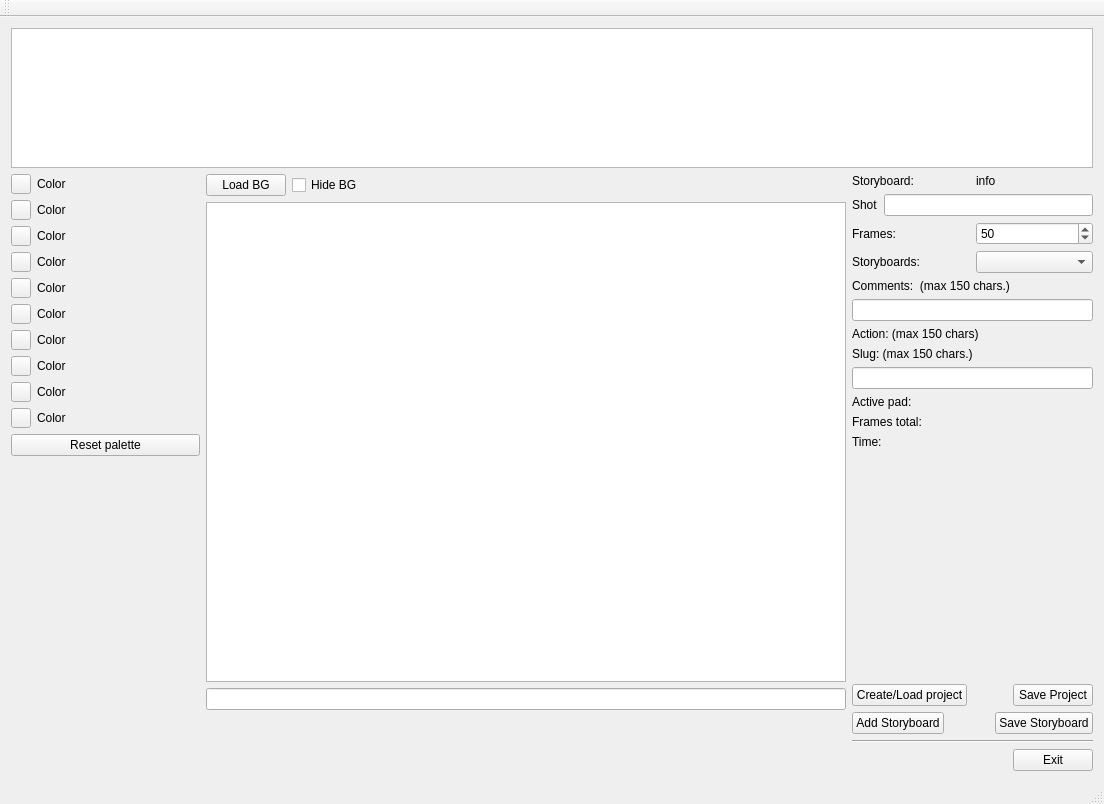
Above: mainwindow.ui from davidlamhauge/dastoryboard before the change. Below: the same form after it.
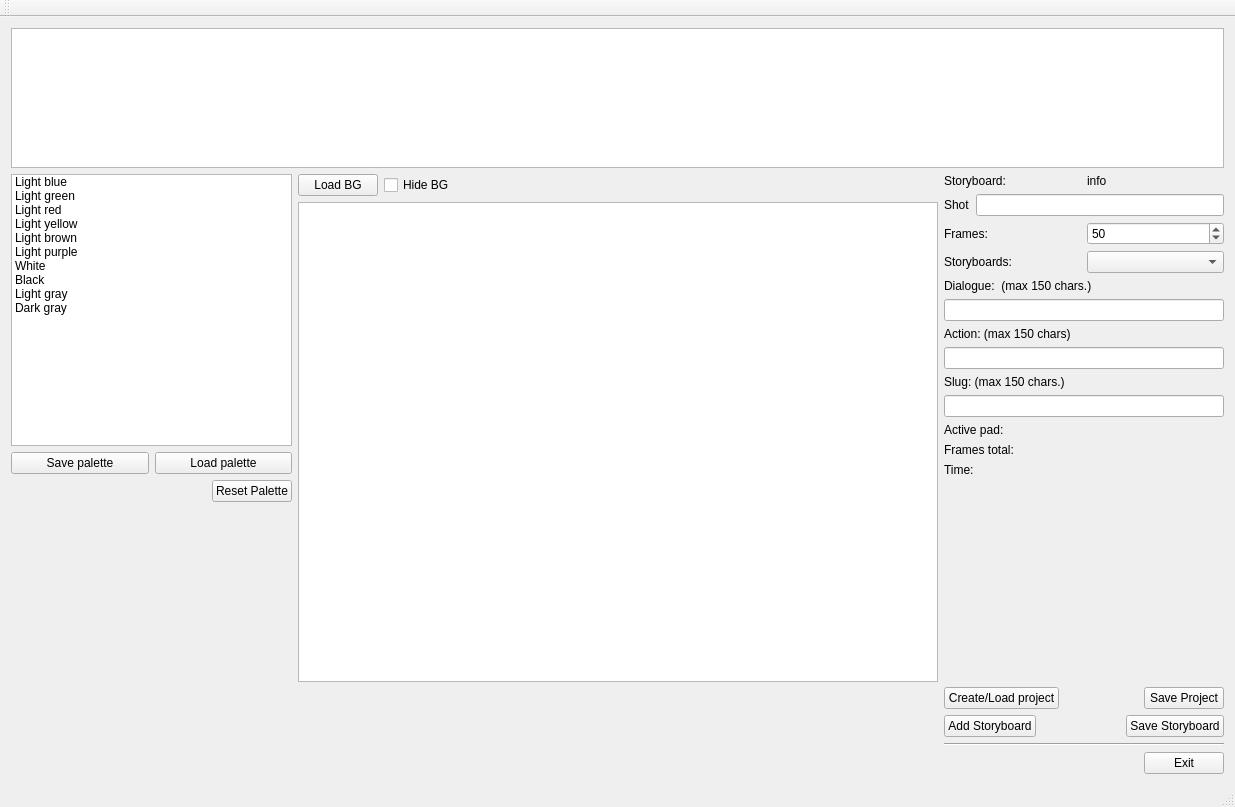
That is the form after the change. Icons and pictures are not drawn.

Commit message: Redesigned palette to listWidget

Patch:
```diff
--- a/mainwindow.ui
+++ b/mainwindow.ui
@@ -6,8 +6,8 @@
    <rect>
     <x>0</x>
     <y>0</y>
-    <width>1104</width>
-    <height>804</height>
+    <width>1235</width>
+    <height>807</height>
    </rect>
   </property>
   <property name="sizePolicy">
@@ -24,9 +24,9 @@
     <normaloff>icon.png</normaloff>icon.png</iconset>
   </property>
   <widget class="QWidget" name="centralWidget">
-   <layout class="QVBoxLayout" name="verticalLayout_9">
+   <layout class="QVBoxLayout" name="verticalLayout_8">
     <item>
-     <layout class="QVBoxLayout" name="verticalLayout_8">
+     <layout class="QVBoxLayout" name="verticalLayout_7">
       <item>
        <widget class="QGraphicsView" name="gvStoryboard">
         <property name="sizePolicy">
@@ -50,375 +50,139 @@
        </widget>
       </item>
       <item>
-       <layout class="QHBoxLayout" name="horizontalLayout_19">
+       <layout class="QHBoxLayout" name="horizontalLayout_10">
         <item>
-         <layout class="QVBoxLayout" name="verticalLayout_7">
+         <layout class="QVBoxLayout" name="verticalLayout_5">
           <item>
-           <layout class="QVBoxLayout" name="verticalLayout_5">
+           <widget class="QListWidget" name="lwPalette">
+            <property name="verticalScrollBarPolicy">
+             <enum>Qt::ScrollBarAlwaysOff</enum>
+            </property>
+            <property name="horizontalScrollBarPolicy">
+             <enum>Qt::ScrollBarAlwaysOff</enum>
+            </property>
+            <property name="sizeAdjustPolicy">
+             <enum>QAbstractScrollArea::AdjustToContents</enum>
+            </property>
             <item>
-             <layout class="QHBoxLayout" name="horizontalLayout_18">
-              <item>
-               <widget class="QPushButton" name="btn0">
-                <property name="minimumSize">
-                 <size>
-                  <width>20</width>
-                  <height>20</height>
-                 </size>
-                </property>
-                <property name="maximumSize">
-                 <size>
-                  <width>20</width>
-                  <height>20</height>
-                 </size>
-                </property>
-                <property name="text">
-                 <string notr="true"/>
-                </property>
-               </widget>
-              </item>
-              <item>
-               <widget class="QLabel" name="lab0">
-                <property name="sizePolicy">
-                 <sizepolicy hsizetype="Expanding" vsizetype="Preferred">
-                  <horstretch>0</horstretch>
-                  <verstretch>0</verstretch>
-                 </sizepolicy>
-                </property>
-                <property name="text">
-                 <string notr="true">Color</string>
-                </property>
-               </widget>
-              </item>
-             </layout>
+             <property name="text">
+              <string>Light blue</string>
+             </property>
+             <property name="flags">
+              <set>ItemIsSelectable|ItemIsEnabled</set>
+             </property>
             </item>
             <item>
-             <layout class="QHBoxLayout" name="horizontalLayout_8">
-              <item>
-               <widget class="QPushButton" name="btn1">
-                <property name="minimumSize">
-                 <size>
-                  <width>20</width>
-                  <height>20</height>
-                 </size>
-                </property>
-                <property name="maximumSize">
-                 <size>
-                  <width>20</width>
-                  <height>20</height>
-                 </size>
-                </property>
-                <property name="text">
-                 <string notr="true"/>
-                </property>
-               </widget>
-              </item>
-              <item>
-               <widget class="QLabel" name="lab1">
-                <property name="sizePolicy">
-                 <sizepolicy hsizetype="Expanding" vsizetype="Preferred">
-                  <horstretch>0</horstretch>
-                  <verstretch>0</verstretch>
-                 </sizepolicy>
-                </property>
-                <property name="text">
-                 <string notr="true">Color</string>
-                </property>
-               </widget>
-              </item>
-             </layout>
+             <property name="text">
+              <string>Light green</string>
+             </property>
+             <property name="flags">
+              <set>ItemIsSelectable|ItemIsEnabled</set>
+             </property>
             </item>
             <item>
-             <layout class="QHBoxLayout" name="horizontalLayout_9">
-              <item>
-               <widget class="QPushButton" name="btn2">
-                <property name="minimumSize">
-                 <size>
-                  <width>20</width>
-                  <height>20</height>
-                 </size>
-                </property>
-                <property name="maximumSize">
-                 <size>
-                  <width>20</width>
-                  <height>20</height>
-                 </size>
-                </property>
-                <property name="text">
-                 <string notr="true"/>
-                </property>
-               </widget>
-              </item>
-              <item>
-               <widget class="QLabel" name="lab2">
-                <property name="sizePolicy">
-                 <sizepolicy hsizetype="Expanding" vsizetype="Preferred">
-                  <horstretch>0</horstretch>
-                  <verstretch>0</verstretch>
-                 </sizepolicy>
-                </property>
-                <property name="text">
-                 <string notr="true">Color</string>
-                </property>
-               </widget>
-              </item>
-             </layout>
+             <property name="text">
+              <string>Light red</string>
+             </property>
+             <property name="flags">
+              <set>ItemIsSelectable|ItemIsEnabled</set>
+             </property>
             </item>
             <item>
-             <layout class="QHBoxLayout" name="horizontalLayout_10">
-              <item>
-               <widget class="QPushButton" name="btn3">
-                <property name="minimumSize">
-                 <size>
-                  <width>20</width>
-                  <height>20</height>
-                 </size>
-                </property>
-                <property name="maximumSize">
-                 <size>
-                  <width>20</width>
-                  <height>20</height>
-                 </size>
-                </property>
-                <property name="text">
-                 <string notr="true"/>
-                </property>
-               </widget>
-              </item>
-              <item>
-               <widget class="QLabel" name="lab3">
-                <property name="sizePolicy">
-                 <sizepolicy hsizetype="Expanding" vsizetype="Preferred">
-                  <horstretch>0</horstretch>
-                  <verstretch>0</verstretch>
-                 </sizepolicy>
-                </property>
-                <property name="text">
-                 <string notr="true">Color</string>
-                </property>
-               </widget>
-              </item>
-             </layout>
+             <property name="text">
+              <string>Light yellow</string>
+             </property>
+             <property name="flags">
+              <set>ItemIsSelectable|ItemIsEnabled</set>
+             </property>
             </item>
             <item>
-             <layout class="QHBoxLayout" name="horizontalLayout_11">
-              <item>
-               <widget class="QPushButton" name="btn4">
-                <property name="minimumSize">
-                 <size>
-                  <width>20</width>
-                  <height>20</height>
-                 </size>
-                </property>
-                <property name="maximumSize">
-                 <size>
-                  <width>20</width>
-                  <height>20</height>
-                 </size>
-                </property>
-                <property name="text">
-                 <string notr="true"/>
-                </property>
-               </widget>
-              </item>
-              <item>
-               <widget class="QLabel" name="lab4">
-                <property name="sizePolicy">
-                 <sizepolicy hsizetype="Expanding" vsizetype="Preferred">
-                  <horstretch>0</horstretch>
-                  <verstretch>0</verstretch>
-                 </sizepolicy>
-                </property>
-                <property name="text">
-                 <string notr="true">Color</string>
-                </property>
-               </widget>
-              </item>
-             </layout>
+             <property name="text">
+              <string>Light brown</string>
+             </property>
+             <property name="flags">
+              <set>ItemIsSelectable|ItemIsEnabled</set>
+             </property>
             </item>
             <item>
-             <layout class="QHBoxLayout" name="horizontalLayout_12">
-              <item>
-               <widget class="QPushButton" name="btn5">
-                <property name="minimumSize">
-                 <size>
-                  <width>20</width>
-                  <height>20</height>
-                 </size>
-                </property>
-                <property name="maximumSize">
-                 <size>
-                  <width>20</width>
-                  <height>20</height>
-                 </size>
-                </property>
-                <property name="text">
-                 <string notr="true"/>
-                </property>
-               </widget>
-              </item>
-              <item>
-               <widget class="QLabel" name="lab5">
-                <property name="sizePolicy">
-                 <sizepolicy hsizetype="Expanding" vsizetype="Preferred">
-                  <horstretch>0</horstretch>
-                  <verstretch>0</verstretch>
-                 </sizepolicy>
-                </property>
-                <property name="text">
-                 <string notr="true">Color</string>
-                </property>
-               </widget>
-              </item>
-             </layout>
+             <property name="text">
+              <string>Light purple</string>
+             </property>
+             <property name="flags">
+              <set>ItemIsSelectable|ItemIsEnabled</set>
+             </property>
             </item>
             <item>
-             <layout class="QHBoxLayout" name="horizontalLayout_13">
-              <item>
-               <widget class="QPushButton" name="btn6">
-                <property name="minimumSize">
-                 <size>
-                  <width>20</width>
-                  <height>20</height>
-                 </size>
-                </property>
-                <property name="maximumSize">
-                 <size>
-                  <width>20</width>
-                  <height>20</height>
-                 </size>
-                </property>
-                <property name="text">
-                 <string notr="true"/>
-                </property>
-               </widget>
-              </item>
-              <item>
-               <widget class="QLabel" name="lab6">
-                <property name="sizePolicy">
-                 <sizepolicy hsizetype="Expanding" vsizetype="Preferred">
-                  <horstretch>0</horstretch>
-                  <verstretch>0</verstretch>
-                 </sizepolicy>
-                </property>
-                <property name="text">
-                 <string notr="true">Color</string>
-                </property>
-               </widget>
-              </item>
-             </layout>
+             <property name="text">
+              <string>White</string>
+             </property>
+             <property name="flags">
+              <set>ItemIsSelectable|ItemIsEnabled</set>
+             </property>
             </item>
             <item>
-             <layout class="QHBoxLayout" name="horizontalLayout_14">
-              <item>
-               <widget class="QPushButton" name="btn7">
-                <property name="minimumSize">
-                 <size>
-                  <width>20</width>
-                  <height>20</height>
-                 </size>
-                </property>
-                <property name="maximumSize">
-                 <size>
-                  <width>20</width>
-                  <height>20</height>
-                 </size>
-                </property>
-                <property name="text">
-                 <string notr="true"/>
-                </property>
-               </widget>
-              </item>
-              <item>
-               <widget class="QLabel" name="lab7">
-                <property name="sizePolicy">
-                 <sizepolicy hsizetype="Expanding" vsizetype="Preferred">
-                  <horstretch>0</horstretch>
-                  <verstretch>0</verstretch>
-                 </sizepolicy>
-                </property>
-                <property name="text">
-                 <string notr="true">Color</string>
-                </property>
-               </widget>
-              </item>
-             </layout>
+             <property name="text">
+              <string>Black</string>
+             </property>
+             <property name="flags">
+              <set>ItemIsSelectable|ItemIsEnabled</set>
+             </property>
             </item>
             <item>
-             <layout class="QHBoxLayout" name="horizontalLayout_15">
-              <item>
-               <widget class="QPushButton" name="btn8">
-                <property name="minimumSize">
-                 <size>
-                  <width>20</width>
-                  <height>20</height>
-                 </size>
-                </property>
-                <property name="maximumSize">
-                 <size>
-                  <width>20</width>
-                  <height>20</height>
-                 </size>
-                </property>
-                <property name="text">
-                 <string notr="true"/>
-                </property>
-               </widget>
-              </item>
-              <item>
-               <widget class="QLabel" name="lab8">
-                <property name="sizePolicy">
-                 <sizepolicy hsizetype="Expanding" vsizetype="Preferred">
-                  <horstretch>0</horstretch>
-                  <verstretch>0</verstretch>
-                 </sizepolicy>
-                </property>
-                <property name="text">
-                 <string notr="true">Color</string>
-                </property>
-               </widget>
-              </item>
-             </layout>
+             <property name="text">
+              <string>Light gray</string>
+             </property>
+             <property name="flags">
+              <set>ItemIsSelectable|ItemIsEnabled</set>
+             </property>
             </item>
             <item>
-             <layout class="QHBoxLayout" name="horizontalLayout_16">
-              <item>
-               <widget class="QPushButton" name="btn9">
-                <property name="minimumSize">
-                 <size>
-                  <width>20</width>
-                  <height>20</height>
-                 </size>
-                </property>
-                <property name="maximumSize">
-                 <size>
-                  <width>20</width>
-                  <height>20</height>
-                 </size>
-                </property>
-                <property name="text">
-                 <string notr="true"/>
-                </property>
-               </widget>
-              </item>
-              <item>
-               <widget class="QLabel" name="lab9">
-                <property name="sizePolicy">
-                 <sizepolicy hsizetype="Expanding" vsizetype="Preferred">
-                  <horstretch>0</horstretch>
-                  <verstretch>0</verstretch>
-                 </sizepolicy>
-                </property>
-                <property name="text">
-                 <string notr="true">Color</string>
-                </property>
-               </widget>
-              </item>
-             </layout>
+             <property name="text">
+              <string>Dark gray</string>
+             </property>
+             <property name="flags">
+              <set>ItemIsSelectable|ItemIsEnabled</set>
+             </property>
             </item>
+           </widget>
+          </item>
+          <item>
+           <layout class="QHBoxLayout" name="horizontalLayout_8">
             <item>
-             <widget class="QPushButton" name="btnResetPalette">
+             <widget class="QPushButton" name="btnSavePal">
               <property name="text">
-               <string>Reset palette</string>
+               <string>Save palette</string>
+              </property>
+             </widget>
+            </item>
+            <item>
+             <widget class="QPushButton" name="btnLoadPal">
+              <property name="text">
+               <string>Load palette</string>
+              </property>
+             </widget>
+            </item>
+           </layout>
+          </item>
+          <item>
+           <layout class="QHBoxLayout" name="horizontalLayout_9">
+            <item>
+             <spacer name="horizontalSpacer_5">
+              <property name="orientation">
+               <enum>Qt::Horizontal</enum>
+              </property>
+              <property name="sizeHint" stdset="0">
+               <size>
+                <width>40</width>
+                <height>20</height>
+               </size>
+              </property>
+             </spacer>
+            </item>
+            <item>
+             <widget class="QPushButton" name="btnResetPal">
+              <property name="text">
+               <string>Reset Palette</string>
               </property>
              </widget>
             </item>
@@ -491,13 +255,6 @@
             </property>
            </widget>
           </item>
-          <item>
-           <widget class="QLineEdit" name="leAction">
-            <property name="maxLength">
-             <number>150</number>
-            </property>
-           </widget>
-          </item>
           <item>
            <spacer name="verticalSpacer_2">
             <property name="orientation">
@@ -596,7 +353,7 @@
               <item>
                <widget class="QLabel" name="labDialogue">
                 <property name="text">
-                 <string>Comments:  (max 150 chars.)</string>
+                 <string>Dialogue:  (max 150 chars.)</string>
                 </property>
                </widget>
               </item>
@@ -614,6 +371,13 @@
                 </property>
                </widget>
               </item>
+              <item>
+               <widget class="QLineEdit" name="leAction">
+                <property name="maxLength">
+                 <number>150</number>
+                </property>
+               </widget>
+              </item>
               <item>
                <widget class="QLabel" name="labSlug">
                 <property name="text">
```
Left out of the diff: 2 changed lines with no effect on the pictures. The commit also changes 2 other files.
